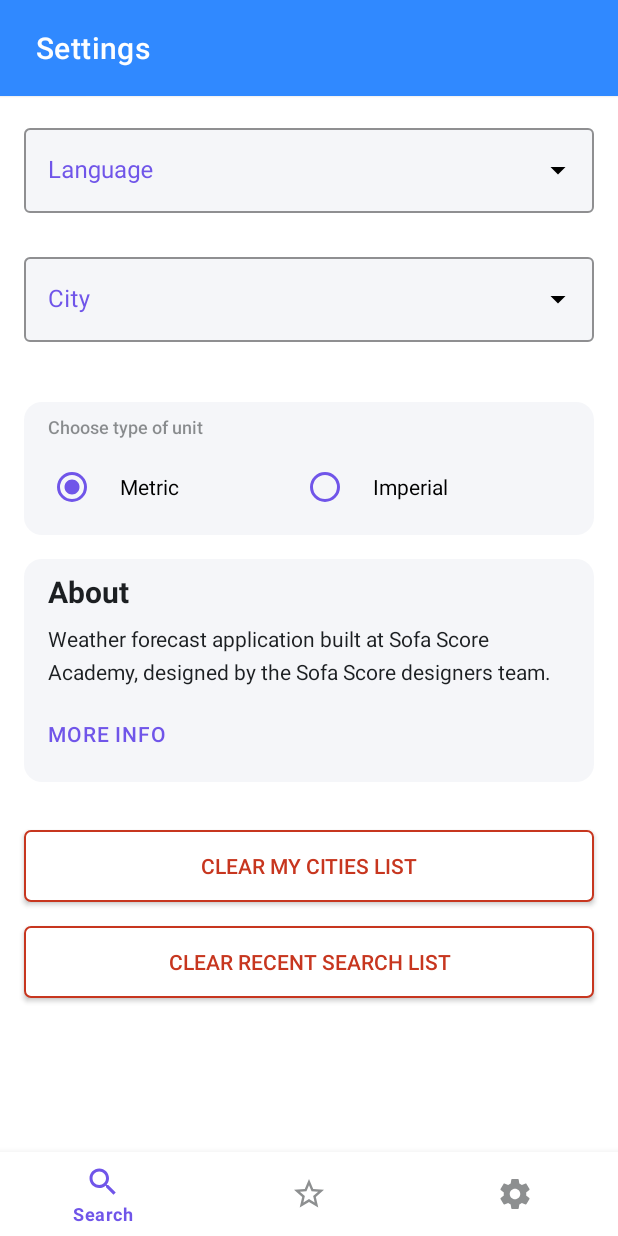
After one commit to McKovalski/WeatherApp, an Android app: the fragment SettingsFragment placed in its activity, on a phone screen of 412 x 824 dp. The commit adds this screen. Run offline under Robolectric (Android 15) with nearby library versions, the phone set to English and light mode, and no system bars; our stand-ins replace Room's generated code.

Commit message:
svi view-ovi implementirani

```diff
--- a/app/src/main/AndroidManifest.xml
+++ b/app/src/main/AndroidManifest.xml
@@ -14,6 +14,9 @@
         android:roundIcon="@mipmap/ic_launcher_round"
         android:supportsRtl="true"
         android:theme="@style/Theme.WeatherApp">
+        <activity
+            android:name=".activities.AboutActivity"
+            android:exported="false" />
         <activity
             android:name=".activities.CityDetailActivity"
             android:exported="false">
--- a/app/src/main/java/com/example/weatherapp/activities/MainActivity.kt
+++ b/app/src/main/java/com/example/weatherapp/activities/MainActivity.kt
@@ -14,6 +14,7 @@ import com.example.weatherapp.R
 import com.example.weatherapp.databinding.ActivityMainBinding
 import com.example.weatherapp.fragments.MyCitiesFragment
 import com.example.weatherapp.fragments.SearchFragment
+import com.example.weatherapp.fragments.SettingsFragment
 import com.example.weatherapp.models.CurrentLocation
 import com.example.weatherapp.viewmodels.MainViewModel
 import com.google.android.gms.location.FusedLocationProviderClient
@@ -41,7 +42,7 @@ class MainActivity : AppCompatActivity() {
             when (it.itemId) {
                 R.id.search -> setCurrentFragment(SearchFragment())
                 R.id.my_cities -> setCurrentFragment(MyCitiesFragment())
-
+                R.id.settings -> setCurrentFragment(SettingsFragment())
             }
             true
         }
--- a/app/src/main/java/com/example/weatherapp/fragments/MyCitiesFragment.kt
+++ b/app/src/main/java/com/example/weatherapp/fragments/MyCitiesFragment.kt
@@ -29,7 +29,6 @@ class MyCitiesFragment : Fragment() {
 
     private val mainViewModel: MainViewModel by activityViewModels()
     private var _binding: FragmentMyCitiesBinding? = null
-
     // This property is only valid between onCreateView and
     // onDestroyView.
     private val binding get() = _binding!!
@@ -82,8 +81,8 @@ class MyCitiesFragment : Fragment() {
                     }
                     mainViewModel.addAllFavourites(requireContext(), favouritesDb)
                 }
-                favouritesAdapter!!.apply { showReorder = !showReorder }
-                favouritesAdapter!!.notifyDataSetChanged()
+                favouritesAdapter.apply { showReorder = !showReorder }
+                favouritesAdapter.notifyDataSetChanged()
             }
         }
 
--- a/app/src/main/java/com/example/weatherapp/fragments/SearchFragment.kt
+++ b/app/src/main/java/com/example/weatherapp/fragments/SearchFragment.kt
@@ -25,7 +25,6 @@ class SearchFragment : Fragment() {
 
     private val mainViewModel: MainViewModel by activityViewModels()
     private var _binding: FragmentSearchBinding? = null
-
     // This property is only valid between onCreateView and
     // onDestroyView.
     private val binding get() = _binding!!
--- /dev/null
+++ b/app/src/main/java/com/example/weatherapp/fragments/SettingsFragment.kt
@@ -0,0 +1,32 @@
+package com.example.weatherapp.fragments
+
+import android.content.Intent
+import android.os.Bundle
+import android.view.LayoutInflater
+import android.view.View
+import android.view.ViewGroup
+import androidx.fragment.app.Fragment
+import com.example.weatherapp.activities.AboutActivity
+import com.example.weatherapp.databinding.FragmentSettingsBinding
+
+class SettingsFragment : Fragment() {
+
+    private var _binding: FragmentSettingsBinding? = null
+    // This property is only valid between onCreateView and
+    // onDestroyView.
+    private val binding get() = _binding!!
+
+    override fun onCreateView(
+        inflater: LayoutInflater, container: ViewGroup?,
+        savedInstanceState: Bundle?
+    ): View? {
+        _binding = FragmentSettingsBinding.inflate(inflater, container, false)
+
+        binding.aboutCard.moreInfoButton.setOnClickListener {
+            val intent = Intent(requireContext(), AboutActivity::class.java)
+            requireContext().startActivity(intent)
+        }
+
+        return binding.root
+    }
+}
--- /dev/null
+++ b/app/src/main/res/drawable/clear_button_background.xml
@@ -0,0 +1,13 @@
+<?xml version="1.0" encoding="utf-8"?>
+<shape xmlns:android="http://schemas.android.com/apk/res/android">
+    <corners android:radius="4dp" />
+    <padding
+        android:bottom="8dp"
+        android:left="16dp"
+        android:right="16dp"
+        android:top="8dp" />
+    <solid android:color="@color/surface_surface_1" />
+    <stroke
+        android:width="1.5dp"
+        android:color="@color/status_error" />
+</shape>
--- /dev/null
+++ b/app/src/main/res/drawable/grey_card_background.xml
@@ -0,0 +1,10 @@
+<?xml version="1.0" encoding="utf-8"?>
+<shape xmlns:android="http://schemas.android.com/apk/res/android">
+    <corners android:radius="12dp" />
+    <padding
+        android:bottom="8dp"
+        android:left="16dp"
+        android:right="16dp"
+        android:top="8dp" />
+    <solid android:color="@color/surface_surface_2" />
+</shape>
--- /dev/null
+++ b/app/src/main/res/drawable/ic_icons_android_ic_settings.xml
@@ -0,0 +1,10 @@
+<vector xmlns:android="http://schemas.android.com/apk/res/android"
+    android:width="24dp"
+    android:height="24dp"
+    android:viewportWidth="24"
+    android:viewportHeight="24">
+  <path
+      android:pathData="M19.43,12.98c0.04,-0.32 0.07,-0.64 0.07,-0.98 0,-0.34 -0.03,-0.66 -0.07,-0.98l2.11,-1.65c0.19,-0.15 0.24,-0.42 0.12,-0.64l-2,-3.46c-0.12,-0.22 -0.39,-0.3 -0.61,-0.22l-2.49,1c-0.52,-0.4 -1.08,-0.73 -1.69,-0.98l-0.38,-2.65A0.488,0.488 0,0 0,14 2h-4c-0.25,0 -0.46,0.18 -0.49,0.42l-0.38,2.65c-0.61,0.25 -1.17,0.59 -1.69,0.98l-2.49,-1c-0.23,-0.09 -0.49,0 -0.61,0.22l-2,3.46c-0.13,0.22 -0.07,0.49 0.12,0.64l2.11,1.65c-0.04,0.32 -0.07,0.65 -0.07,0.98 0,0.33 0.03,0.66 0.07,0.98l-2.11,1.65c-0.19,0.15 -0.24,0.42 -0.12,0.64l2,3.46c0.12,0.22 0.39,0.3 0.61,0.22l2.49,-1c0.52,0.4 1.08,0.73 1.69,0.98l0.38,2.65c0.03,0.24 0.24,0.42 0.49,0.42h4c0.25,0 0.46,-0.18 0.49,-0.42l0.38,-2.65c0.61,-0.25 1.17,-0.59 1.69,-0.98l2.49,1c0.23,0.09 0.49,0 0.61,-0.22l2,-3.46c0.12,-0.22 0.07,-0.49 -0.12,-0.64l-2.11,-1.65zM12,15.5c-1.93,0 -3.5,-1.57 -3.5,-3.5s1.57,-3.5 3.5,-3.5 3.5,1.57 3.5,3.5 -1.57,3.5 -3.5,3.5z"
+      android:fillColor="#1C1F22"
+      android:fillType="evenOdd"/>
+</vector>
--- /dev/null
+++ b/app/src/main/res/layout/about_card.xml
@@ -0,0 +1,42 @@
+<?xml version="1.0" encoding="utf-8"?>
+<androidx.constraintlayout.widget.ConstraintLayout xmlns:android="http://schemas.android.com/apk/res/android"
+    xmlns:app="http://schemas.android.com/apk/res-auto"
+    android:layout_width="match_parent"
+    android:layout_height="wrap_content"
+    android:background="@drawable/grey_card_background">
+
+    <TextView
+        android:id="@+id/title"
+        style="@style/HeadlineMediumNLv1Left"
+        android:layout_width="wrap_content"
+        android:layout_height="wrap_content"
+        android:text="@string/about"
+        app:layout_constraintStart_toStartOf="parent"
+        app:layout_constraintTop_toTopOf="parent" />
+
+    <TextView
+        android:id="@+id/text"
+        style="@style/BodyMediumNLv1Left"
+        android:layout_width="wrap_content"
+        android:layout_height="wrap_content"
+        android:layout_marginTop="8dp"
+        android:maxLines="3"
+        app:layout_constraintStart_toStartOf="parent"
+        app:layout_constraintTop_toBottomOf="@id/title"
+        android:text="@string/about_text_short" />
+
+    <com.google.android.material.button.MaterialButton
+        android:id="@+id/more_info_button"
+        style="@style/ButtonLabelSecondaryLeft"
+        android:layout_width="wrap_content"
+        android:layout_height="wrap_content"
+        android:layout_marginTop="8dp"
+        android:background="@android:color/transparent"
+        android:gravity="start|center_vertical"
+        android:padding="0dp"
+        android:text="@string/more_info"
+        app:layout_constraintStart_toStartOf="parent"
+        app:layout_constraintTop_toBottomOf="@id/text" />
+
+
+</androidx.constraintlayout.widget.ConstraintLayout>
--- a/app/src/main/res/layout/activity_main.xml
+++ b/app/src/main/res/layout/activity_main.xml
@@ -14,6 +14,7 @@
         android:background="@color/surface_surface_1"
         app:itemIconTint="@color/bottom_nav_item_selected_color"
         app:itemTextColor="@color/bottom_nav_item_selected_color"
+        app:labelVisibilityMode="selected"
         app:layout_constraintBottom_toBottomOf="parent"
         app:layout_constraintEnd_toEndOf="parent"
         app:layout_constraintStart_toStartOf="parent"
@@ -26,6 +27,6 @@
         app:layout_constraintBottom_toTopOf="@+id/bottomNavigationView"
         app:layout_constraintEnd_toEndOf="parent"
         app:layout_constraintStart_toStartOf="parent"
-        app:layout_constraintTop_toTopOf="parent"/>
+        app:layout_constraintTop_toTopOf="parent" />
 
 </androidx.constraintlayout.widget.ConstraintLayout>
--- /dev/null
+++ b/app/src/main/res/layout/choose_units_card.xml
@@ -0,0 +1,51 @@
+<?xml version="1.0" encoding="utf-8"?>
+<androidx.constraintlayout.widget.ConstraintLayout xmlns:android="http://schemas.android.com/apk/res/android"
+    xmlns:app="http://schemas.android.com/apk/res-auto"
+    xmlns:tools="http://schemas.android.com/tools"
+    android:layout_width="match_parent"
+    android:layout_height="wrap_content"
+    android:background="@drawable/grey_card_background">
+
+    <TextView
+        android:id="@+id/choose_unit_title"
+        style="@style/AssistiveNLv2Left"
+        android:layout_width="wrap_content"
+        android:layout_height="wrap_content"
+        android:text="@string/choose_type_of_unit"
+        app:layout_constraintStart_toStartOf="parent"
+        app:layout_constraintTop_toTopOf="parent" />
+
+    <RadioGroup
+        android:id="@+id/radio_group"
+        android:layout_width="match_parent"
+        android:layout_height="wrap_content"
+        android:layout_marginTop="8dp"
+        android:orientation="horizontal"
+        app:layout_constraintEnd_toEndOf="parent"
+        app:layout_constraintStart_toStartOf="parent"
+        app:layout_constraintTop_toBottomOf="@id/choose_unit_title">
+
+        <RadioButton
+            android:id="@+id/radio_button_metric"
+            android:layout_width="wrap_content"
+            android:layout_height="wrap_content"
+            android:layout_weight="1"
+            android:buttonTint="@color/color_secondary"
+            android:checked="true"
+            android:paddingStart="16dp"
+            android:text="@string/metric"
+            tools:ignore="RtlSymmetry" />
+
+        <RadioButton
+            android:id="@+id/radio_button_imperial"
+            android:layout_width="wrap_content"
+            android:layout_height="wrap_content"
+            android:layout_weight="1"
+            android:buttonTint="@color/color_secondary"
+            android:paddingStart="16dp"
+            android:text="@string/imperial"
+            tools:ignore="RtlSymmetry" />
+
+    </RadioGroup>
+
+</androidx.constraintlayout.widget.ConstraintLayout>
--- /dev/null
+++ b/app/src/main/res/layout/fragment_settings.xml
@@ -0,0 +1,115 @@
+<?xml version="1.0" encoding="utf-8"?>
+<androidx.constraintlayout.widget.ConstraintLayout xmlns:android="http://schemas.android.com/apk/res/android"
+    xmlns:app="http://schemas.android.com/apk/res-auto"
+    xmlns:tools="http://schemas.android.com/tools"
+    android:layout_width="match_parent"
+    android:layout_height="match_parent"
+    android:background="@color/surface_surface_1"
+    tools:context=".fragments.SettingsFragment">
+
+    <androidx.appcompat.widget.Toolbar
+        android:id="@+id/toolbar"
+        android:layout_width="match_parent"
+        android:layout_height="64dp"
+        android:background="@color/color_primary"
+        android:elevation="1dp"
+        app:layout_constraintEnd_toEndOf="parent"
+        app:layout_constraintStart_toStartOf="parent"
+        app:layout_constraintTop_toTopOf="parent"
+        app:title="@string/settings"
+        app:titleMarginStart="24dp"
+        app:titleTextColor="@color/on_color" />
+
+    <com.google.android.material.textfield.TextInputLayout
+        android:id="@+id/choose_language_input_layout"
+        style="@style/Widget.MaterialComponents.TextInputLayout.OutlinedBox.ExposedDropdownMenu"
+        android:layout_width="match_parent"
+        android:layout_height="wrap_content"
+        android:layout_margin="16dp"
+        android:hint="@string/language"
+        android:textColorHint="@color/color_secondary"
+        app:boxBackgroundColor="@color/surface_surface_2"
+        app:boxStrokeColor="@color/color_secondary"
+        app:endIconTint="@color/black"
+        app:hintTextColor="@color/color_secondary"
+        app:layout_constraintTop_toBottomOf="@id/toolbar">
+
+        <com.google.android.material.textfield.MaterialAutoCompleteTextView
+            android:id="@+id/choose_language_autocomplete"
+            android:layout_width="match_parent"
+            android:layout_height="match_parent"
+            tools:text="English" />
+
+    </com.google.android.material.textfield.TextInputLayout>
+
+    <com.google.android.material.textfield.TextInputLayout
+        android:id="@+id/choose_city_input_layout"
+        style="@style/Widget.MaterialComponents.TextInputLayout.OutlinedBox.ExposedDropdownMenu"
+        android:layout_width="match_parent"
+        android:layout_height="wrap_content"
+        android:layout_marginStart="16dp"
+        android:layout_marginTop="24dp"
+        android:layout_marginEnd="16dp"
+        android:hint="@string/city"
+        android:textColorHint="@color/color_secondary"
+        app:boxBackgroundColor="@color/surface_surface_2"
+        app:boxStrokeColor="@color/color_secondary"
+        app:endIconTint="@color/black"
+        app:hintTextColor="@color/color_secondary"
+        app:layout_constraintTop_toBottomOf="@id/choose_language_input_layout">
+
+        <com.google.android.material.textfield.MaterialAutoCompleteTextView
+            android:id="@+id/choose_city_autocomplete"
+            android:layout_width="match_parent"
+            android:layout_height="match_parent"
+            tools:text="Zagreb" />
+
+    </com.google.android.material.textfield.TextInputLayout>
+
+    <include
+        android:id="@+id/choose_units_card"
+        layout="@layout/choose_units_card"
+        android:layout_width="match_parent"
+        android:layout_height="wrap_content"
+        android:layout_marginStart="16dp"
+        android:layout_marginTop="40dp"
+        android:layout_marginEnd="16dp"
+        app:layout_constraintTop_toBottomOf="@id/choose_city_input_layout" />
+
+    <include
+        android:id="@+id/about_card"
+        layout="@layout/about_card"
+        android:layout_width="match_parent"
+        android:layout_height="wrap_content"
+        android:layout_margin="16dp"
+        app:layout_constraintTop_toBottomOf="@id/choose_units_card" />
+
+    <androidx.appcompat.widget.AppCompatButton
+        android:id="@+id/clear_my_cities_button"
+        android:layout_width="match_parent"
+        android:layout_height="wrap_content"
+        android:layout_marginStart="16dp"
+        android:layout_marginTop="32dp"
+        android:layout_marginEnd="16dp"
+        android:background="@drawable/clear_button_background"
+        android:text="@string/clear_my_cities_list"
+        android:textColor="@color/status_error"
+        android:textSize="14sp"
+        app:layout_constraintTop_toBottomOf="@id/about_card" />
+
+    <androidx.appcompat.widget.AppCompatButton
+        android:id="@+id/clear_recent_button"
+        android:layout_width="match_parent"
+        android:layout_height="wrap_content"
+        android:layout_marginStart="16dp"
+        android:layout_marginTop="16dp"
+        android:layout_marginEnd="16dp"
+        android:layout_marginBottom="48dp"
+        android:background="@drawable/clear_button_background"
+        android:text="@string/clear_recent_search_list"
+        android:textColor="@color/status_error"
+        android:textSize="14sp"
+        app:layout_constraintTop_toBottomOf="@id/clear_my_cities_button" />
+
+
+</androidx.constraintlayout.widget.ConstraintLayout>
--- a/app/src/main/res/menu/bottom_nav_menu.xml
+++ b/app/src/main/res/menu/bottom_nav_menu.xml
@@ -10,4 +10,9 @@
         android:icon="@drawable/favourite_icon_selector"
         android:title="@string/my_cities">
     </item>
+    <item
+        android:id="@+id/settings"
+        android:icon="@drawable/ic_icons_android_ic_settings"
+        android:title="@string/settings">
+    </item>
 </menu>
--- a/app/src/main/res/values/strings.xml
+++ b/app/src/main/res/values/strings.xml
@@ -20,4 +20,22 @@
     <string name="check_internet_connection">Please check your internet connection and try again</string>
     <string name="error">Error</string>
     <string name="something_went_wrong">Something went wrong</string>
+    <string name="settings">Settings</string>
+    <string name="about">About</string>
+    <string name="about_text_short">Weather forecast application built at Sofa Score Academy, designed by the Sofa Score designers team.</string>
+    <string name="more_info">More Info</string>
+    <string name="choose_type_of_unit">Choose type of unit</string>
+    <string name="metric">Metric</string>
+    <string name="imperial">Imperial</string>
+    <string name="clear_my_cities_list">Clear My Cities List</string>
+    <string name="clear_recent_search_list">Clear Recent Search List</string>
+    <string name="city">City</string>
+    <string name="language">Language</string>
+    <string name="sofa_score_academy">Sofa Score Academy</string>
+    <string name="class_2022">Class 2022</string>
+    <string name="app_name_label">App Name</string>
+    <string name="api_credit_label">Api Credit</string>
+    <string name="metaweather">Metaweather</string>
+    <string name="nino_kovacic">Nino Kovačić</string>
+    <string name="developer">Developer</string>
 </resources>
```
Also changed, not shown: app/src/main/java/com/example/weatherapp/activities/AboutActivity.kt (added, +33 -0 lines), app/src/main/res/drawable/ic_graphics_logo_android.xml (added, +10 -0 lines), app/src/main/res/drawable/ic_graphics_logo_sofascore_lettering.xml (added, +10 -0 lines), app/src/main/res/layout/activity_about.xml (added, +124 -0 lines), app/src/main/res/layout/sofa_score_android_logo.xml (added, +32 -0 lines).
